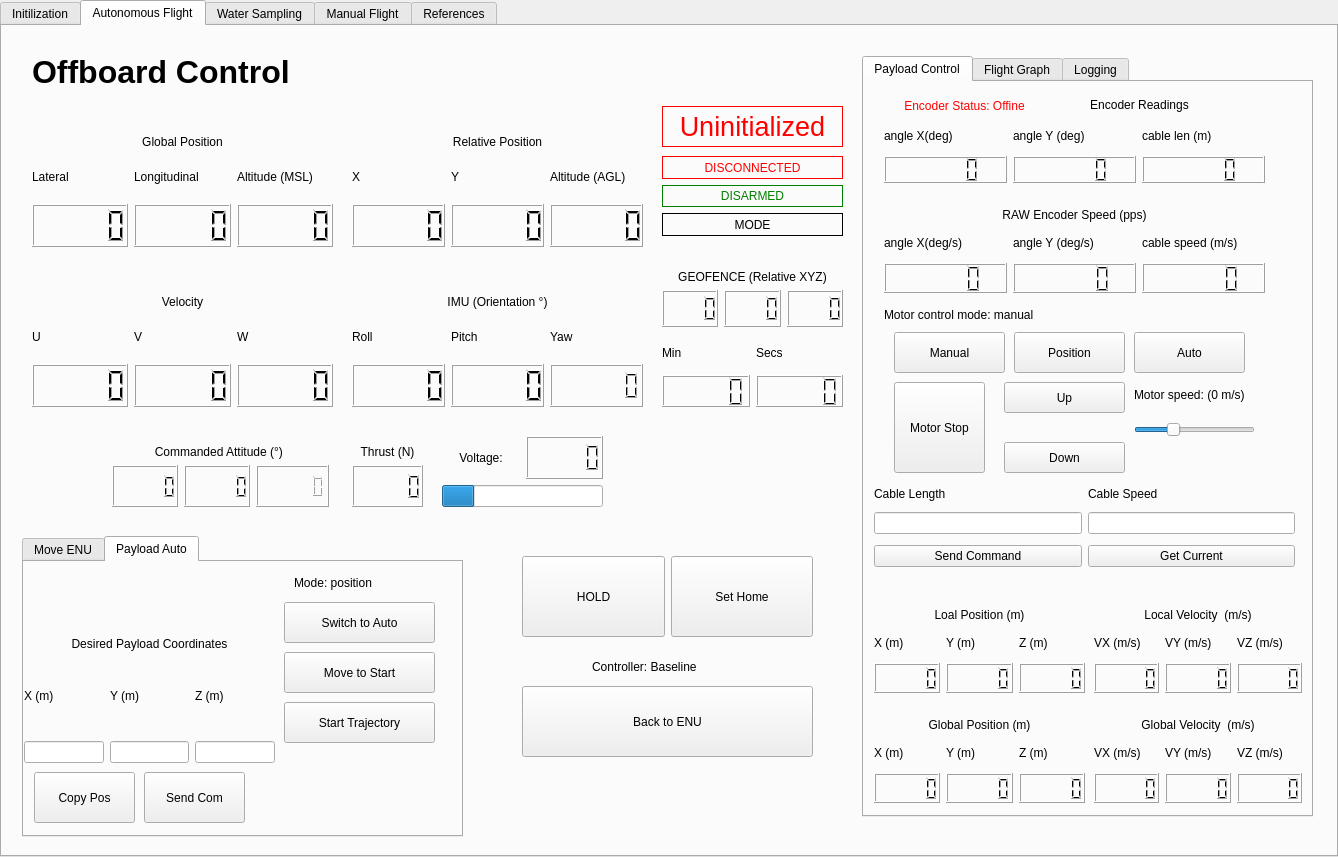
The window that src/GUI/GUI_Sampler.ui (FSC-Lab/ros2_ground_station_gui) describes before a commit, drawn with Qt 5.
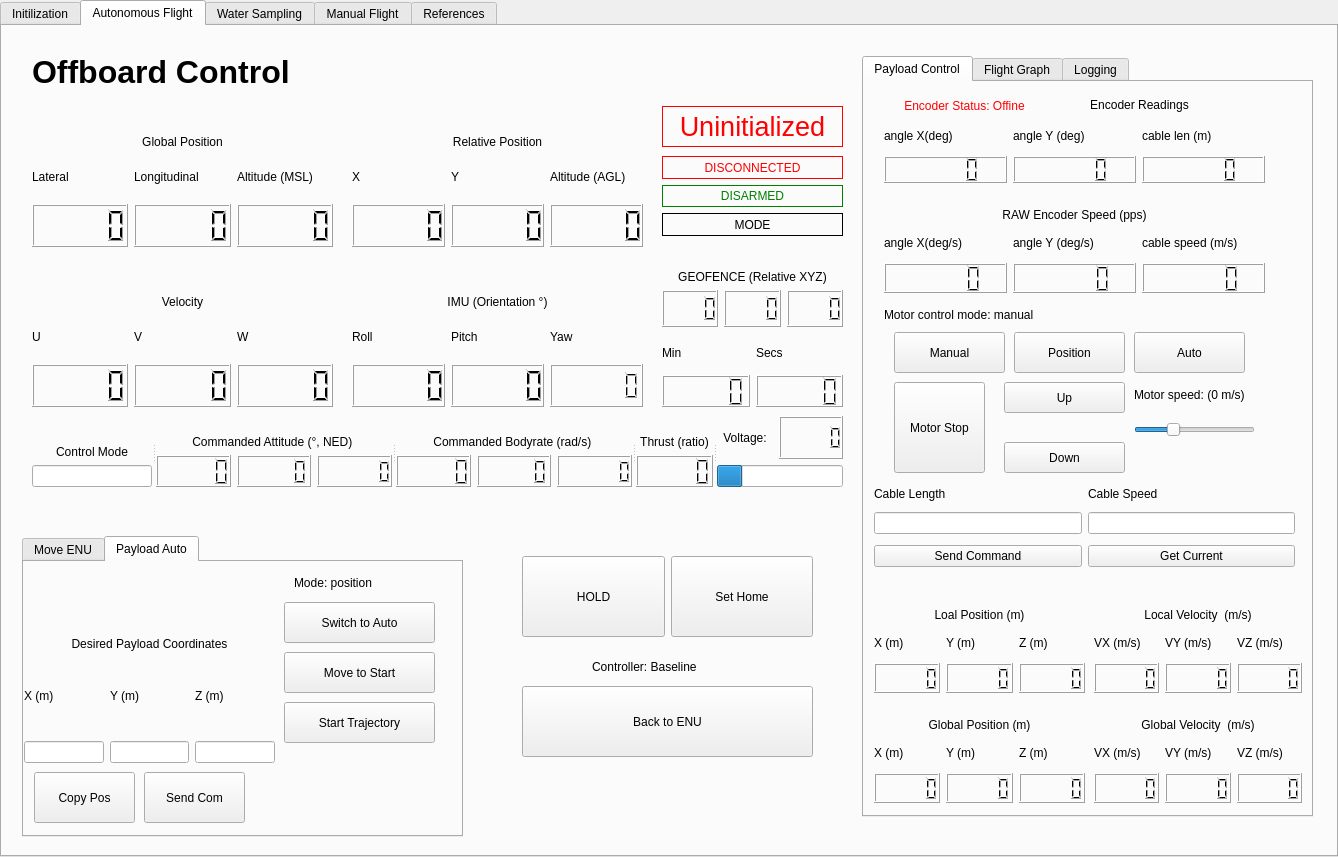
The same window after the commit.

Diff of the .ui file:
```diff
--- a/src/GUI/GUI_Sampler.ui
+++ b/src/GUI/GUI_Sampler.ui
@@ -551,41 +551,6 @@
      </item>
     </layout>
    </widget>
-   <widget class="QWidget" name="gridLayoutWidget">
-    <property name="geometry">
-     <rect>
-      <x>440</x>
-      <y>410</y>
-      <width>161</width>
-      <height>71</height>
-     </rect>
-    </property>
-    <layout class="QGridLayout" name="BatLayout">
-     <item row="1" column="0" colspan="2">
-      <widget class="QProgressBar" name="BatInd">
-       <property name="value">
-        <number>20</number>
-       </property>
-       <property name="textVisible">
-        <bool>false</bool>
-       </property>
-      </widget>
-     </item>
-     <item row="0" column="0">
-      <widget class="QLabel" name="Voltage_Label">
-       <property name="text">
-        <string>Voltage:</string>
-       </property>
-       <property name="alignment">
-        <set>Qt::AlignCenter</set>
-       </property>
-      </widget>
-     </item>
-     <item row="0" column="1">
-      <widget class="QLCDNumber" name="VOLT_DISP"/>
-     </item>
-    </layout>
-   </widget>
    <widget class="QWidget" name="verticalLayoutWidget_3">
     <property name="geometry">
      <rect>
@@ -732,74 +697,6 @@
      </item>
     </layout>
    </widget>
-   <widget class="QWidget" name="verticalLayoutWidget_20">
-    <property name="geometry">
-     <rect>
-      <x>110</x>
-      <y>390</y>
-      <width>217</width>
-      <height>91</height>
-     </rect>
-    </property>
-    <layout class="QVBoxLayout" name="GPSDataLayout_6">
-     <item>
-      <widget class="QLabel" name="GPSLabel_7">
-       <property name="text">
-        <string>Commanded Attitude (°) </string>
-       </property>
-       <property name="alignment">
-        <set>Qt::AlignBottom|Qt::AlignHCenter</set>
-       </property>
-      </widget>
-     </item>
-     <item>
-      <layout class="QHBoxLayout" name="GPS_DISP_6">
-       <item>
-        <widget class="QLCDNumber" name="TargROLL_DISP"/>
-       </item>
-       <item>
-        <widget class="QLCDNumber" name="TargPITCH_DISP"/>
-       </item>
-       <item>
-        <widget class="QLCDNumber" name="TargYAW_DISP">
-         <property name="digitCount">
-          <number>6</number>
-         </property>
-        </widget>
-       </item>
-      </layout>
-     </item>
-    </layout>
-   </widget>
-   <widget class="QWidget" name="verticalLayoutWidget_21">
-    <property name="geometry">
-     <rect>
-      <x>350</x>
-      <y>390</y>
-      <width>71</width>
-      <height>91</height>
-     </rect>
-    </property>
-    <layout class="QVBoxLayout" name="GPSDataLayout_7">
-     <item>
-      <widget class="QLabel" name="GPSLabel_9">
-       <property name="text">
-        <string>Thrust (N)</string>
-       </property>
-       <property name="alignment">
-        <set>Qt::AlignBottom|Qt::AlignHCenter</set>
-       </property>
-      </widget>
-     </item>
-     <item>
-      <layout class="QHBoxLayout" name="GPS_DISP_7">
-       <item>
-        <widget class="QLCDNumber" name="TargTHRUST_DISP"/>
-       </item>
-      </layout>
-     </item>
-    </layout>
-   </widget>
    <widget class="QWidget" name="gridLayoutWidget_4">
     <property name="geometry">
      <rect>
@@ -1853,6 +1750,159 @@
      <string>Controller: Baseline</string>
     </property>
    </widget>
+   <widget class="QSplitter" name="splitter">
+    <property name="geometry">
+     <rect>
+      <x>30</x>
+      <y>390</y>
+      <width>811</width>
+      <height>71</height>
+     </rect>
+    </property>
+    <property name="orientation">
+     <enum>Qt::Horizontal</enum>
+    </property>
+    <widget class="QWidget" name="verticalLayoutWidget_28">
+     <layout class="QVBoxLayout" name="verticalLayout_2">
+      <item>
+       <widget class="QLabel" name="GPSLabel_11">
+        <property name="text">
+         <string>Control Mode</string>
+        </property>
+        <property name="textFormat">
+         <enum>Qt::AutoText</enum>
+        </property>
+        <property name="alignment">
+         <set>Qt::AlignBottom|Qt::AlignHCenter</set>
+        </property>
+        <property name="wordWrap">
+         <bool>true</bool>
+        </property>
+       </widget>
+      </item>
+      <item>
+       <widget class="QLineEdit" name="ControlMode">
+        <property name="text">
+         <string/>
+        </property>
+        <property name="alignment">
+         <set>Qt::AlignCenter</set>
+        </property>
+       </widget>
+      </item>
+     </layout>
+    </widget>
+    <widget class="QWidget" name="verticalLayoutWidget_20">
+     <layout class="QVBoxLayout" name="GPSDataLayout_6">
+      <item>
+       <widget class="QLabel" name="GPSLabel_7">
+        <property name="text">
+         <string>Commanded Attitude (°, NED) </string>
+        </property>
+        <property name="alignment">
+         <set>Qt::AlignBottom|Qt::AlignHCenter</set>
+        </property>
+       </widget>
+      </item>
+      <item>
+       <layout class="QHBoxLayout" name="GPS_DISP_6">
+        <item>
+         <widget class="QLCDNumber" name="TargROLL_DISP"/>
+        </item>
+        <item>
+         <widget class="QLCDNumber" name="TargPITCH_DISP"/>
+        </item>
+        <item>
+         <widget class="QLCDNumber" name="TargYAW_DISP">
+          <property name="digitCount">
+           <number>6</number>
+          </property>
+         </widget>
+        </item>
+       </layout>
+      </item>
+     </layout>
+    </widget>
+    <widget class="QWidget" name="verticalLayoutWidget_32">
+     <layout class="QVBoxLayout" name="GPSDataLayout_17">
+      <item>
+       <widget class="QLabel" name="GPSLabel_14">
+        <property name="text">
+         <string>Commanded Bodyrate (rad/s) </string>
+        </property>
+        <property name="alignment">
+         <set>Qt::AlignBottom|Qt::AlignHCenter</set>
+        </property>
+       </widget>
+      </item>
+      <item>
+       <layout class="QHBoxLayout" name="GPS_DISP_17">
+        <item>
+         <widget class="QLCDNumber" name="TargROLL_RATE_DISP"/>
+        </item>
+        <item>
+         <widget class="QLCDNumber" name="TargPITCH_RATE_DISP"/>
+        </item>
+        <item>
+         <widget class="QLCDNumber" name="TargYAW_RATE_DISP">
+          <property name="digitCount">
+           <number>6</number>
+          </property>
+         </widget>
+        </item>
+       </layout>
+      </item>
+     </layout>
+    </widget>
+    <widget class="QWidget" name="verticalLayoutWidget_21">
+     <layout class="QVBoxLayout" name="GPSDataLayout_7">
+      <item>
+       <widget class="QLabel" name="GPSLabel_9">
+        <property name="text">
+         <string>Thrust (ratio)</string>
+        </property>
+        <property name="alignment">
+         <set>Qt::AlignBottom|Qt::AlignHCenter</set>
+        </property>
+       </widget>
+      </item>
+      <item>
+       <layout class="QHBoxLayout" name="GPS_DISP_7">
+        <item>
+         <widget class="QLCDNumber" name="TargTHRUST_DISP"/>
+        </item>
+       </layout>
+      </item>
+     </layout>
+    </widget>
+    <widget class="QWidget" name="gridLayoutWidget">
+     <layout class="QGridLayout" name="BatLayout">
+      <item row="0" column="0">
+       <widget class="QLabel" name="Voltage_Label">
+        <property name="text">
+         <string>Voltage:</string>
+        </property>
+        <property name="alignment">
+         <set>Qt::AlignCenter</set>
+        </property>
+       </widget>
+      </item>
+      <item row="0" column="1">
+       <widget class="QLCDNumber" name="VOLT_DISP"/>
+      </item>
+      <item row="1" column="0" colspan="2">
+       <widget class="QProgressBar" name="BatInd">
+        <property name="value">
+         <number>20</number>
+        </property>
+        <property name="textVisible">
+         <bool>false</bool>
+        </property>
+       </widget>
+      </item>
+     </layout>
+    </widget>
+   </widget>
   </widget>
   <widget class="QWidget" name="tab">
    <attribute name="title">
```
